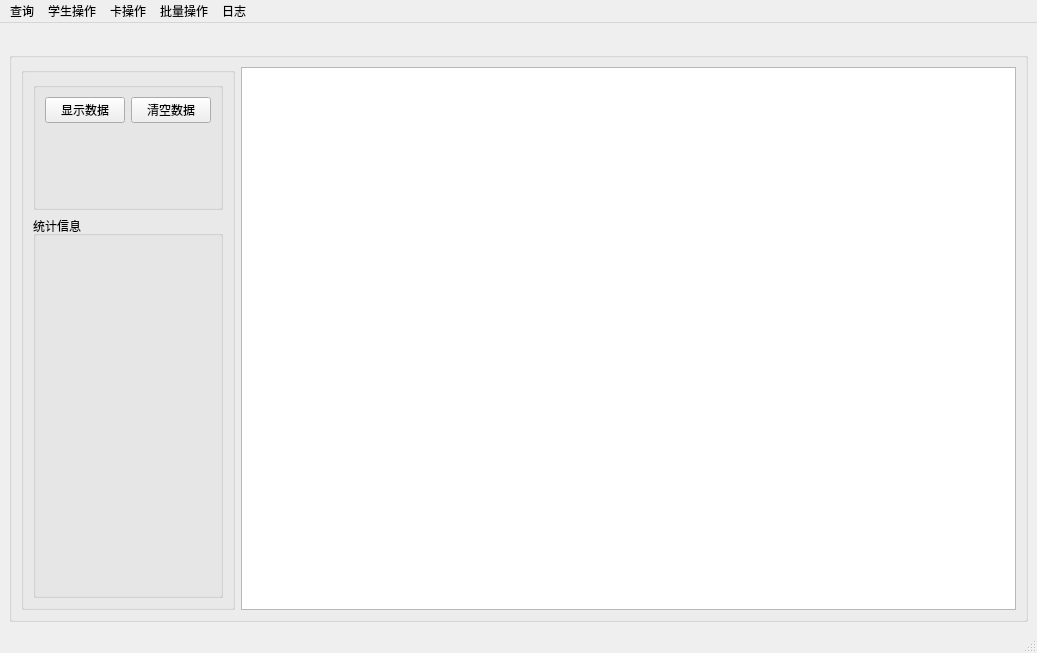
Old version of the form mainwindow.ui in the repository 2205794866/Hustcards_v2.
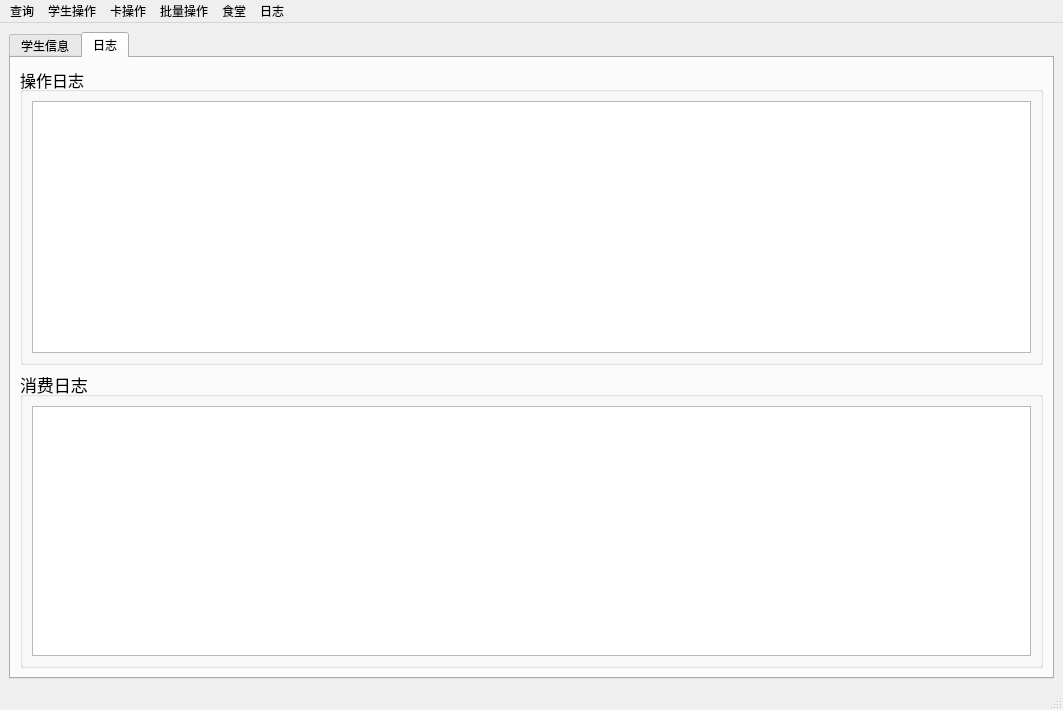
New version of the form. The open tabs and pages were chosen to show the change. Icons and pictures are not drawn.

The edit to the form file:
```diff
--- a/mainwindow.ui
+++ b/mainwindow.ui
@@ -6,8 +6,8 @@
    <rect>
     <x>0</x>
     <y>0</y>
-    <width>1037</width>
-    <height>653</height>
+    <width>1063</width>
+    <height>710</height>
    </rect>
   </property>
   <property name="windowTitle">
@@ -16,6 +16,16 @@
   <widget class="QWidget" name="centralwidget">
    <layout class="QVBoxLayout" name="verticalLayout">
     <item>
+     <widget class="QTabWidget" name="tabWidget">
+      <property name="currentIndex">
+       <number>0</number>
+      </property>
+      <widget class="QWidget" name="tab">
+       <attribute name="title">
+        <string>学生信息</string>
+       </attribute>
+       <layout class="QVBoxLayout" name="verticalLayout_3">
+        <item>
      <widget class="QLabel" name="header">
       <property name="text">
        <string>&lt;html&gt;&lt;head/&gt;&lt;body&gt;&lt;p&gt;&lt;img src=&quot;:/new/prefix1/logo/header.png&quot;/&gt;&lt;/p&gt;&lt;/body&gt;&lt;/html&gt;</string>
@@ -75,12 +85,57 @@
     </item>
    </layout>
   </widget>
+      <widget class="QWidget" name="tab_2">
+       <attribute name="title">
+        <string>日志</string>
+       </attribute>
+       <layout class="QVBoxLayout" name="verticalLayout_6">
+        <item>
+         <widget class="QGroupBox" name="groupBox_4">
+          <property name="font">
+           <font>
+            <pointsize>12</pointsize>
+           </font>
+          </property>
+          <property name="title">
+           <string>操作日志</string>
+          </property>
+          <layout class="QVBoxLayout" name="verticalLayout_5">
+           <item>
+            <widget class="QTableView" name="operation_list"/>
+           </item>
+          </layout>
+         </widget>
+        </item>
+        <item>
+         <widget class="QGroupBox" name="groupBox_3">
+          <property name="font">
+           <font>
+            <pointsize>13</pointsize>
+           </font>
+          </property>
+          <property name="title">
+           <string>消费日志</string>
+          </property>
+          <layout class="QVBoxLayout" name="verticalLayout_4">
+           <item>
+            <widget class="QTableView" name="consume_list"/>
+           </item>
+          </layout>
+         </widget>
+        </item>
+       </layout>
+      </widget>
+     </widget>
+    </item>
+   </layout>
+  </widget>
   <widget class="QMenuBar" name="menubar">
    <property name="geometry">
     <rect>
      <x>0</x>
      <y>0</y>
-     <width>1037</width>
+     <width>1063</width>
      <height>25</height>
     </rect>
    </property>
@@ -104,16 +159,22 @@
      <string>批量操作</string>
     </property>
    </widget>
-   <widget class="QMenu" name="menu">
+   <widget class="QMenu" name="log_menu">
     <property name="title">
      <string>日志</string>
     </property>
    </widget>
+   <widget class="QMenu" name="canteen_menu">
+    <property name="title">
+     <string>食堂</string>
+    </property>
+   </widget>
    <addaction name="search_menu"/>
    <addaction name="stu_menu"/>
    <addaction name="card_menu"/>
    <addaction name="all_menu"/>
-   <addaction name="menu"/>
+   <addaction name="canteen_menu"/>
+   <addaction name="log_menu"/>
   </widget>
   <widget class="QStatusBar" name="statusbar"/>
   <action name="search_person">
```
Left out of the diff: 19 changed lines with no effect on the pictures. Lines whose indentation alone changed are shown as unchanged.
